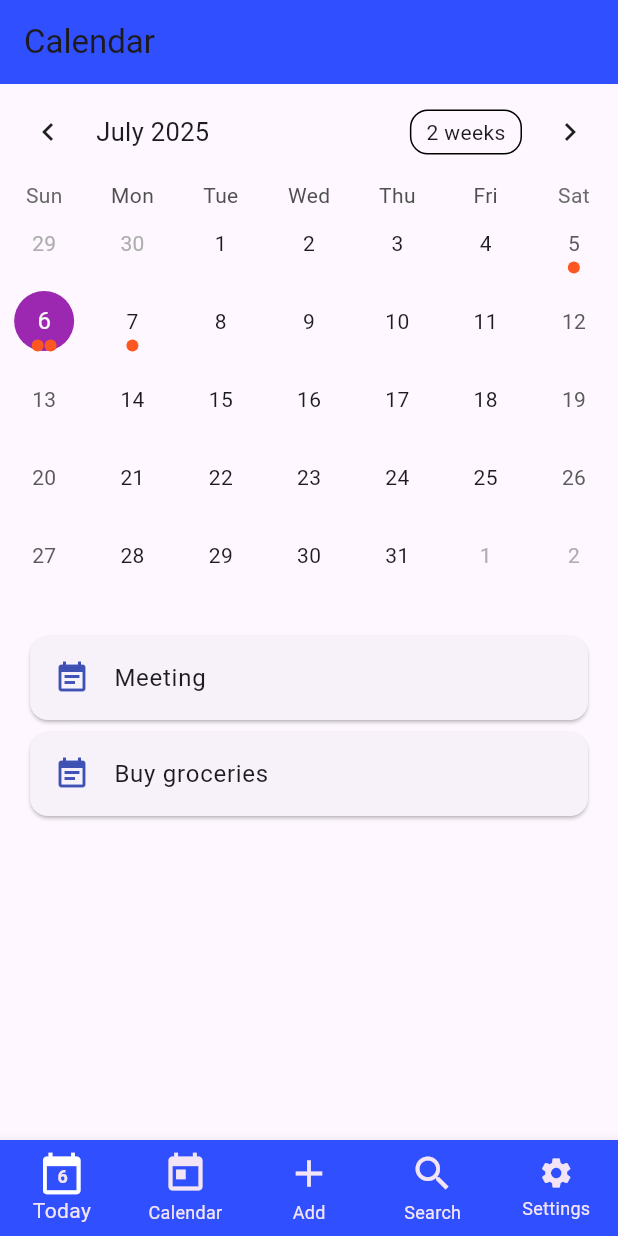
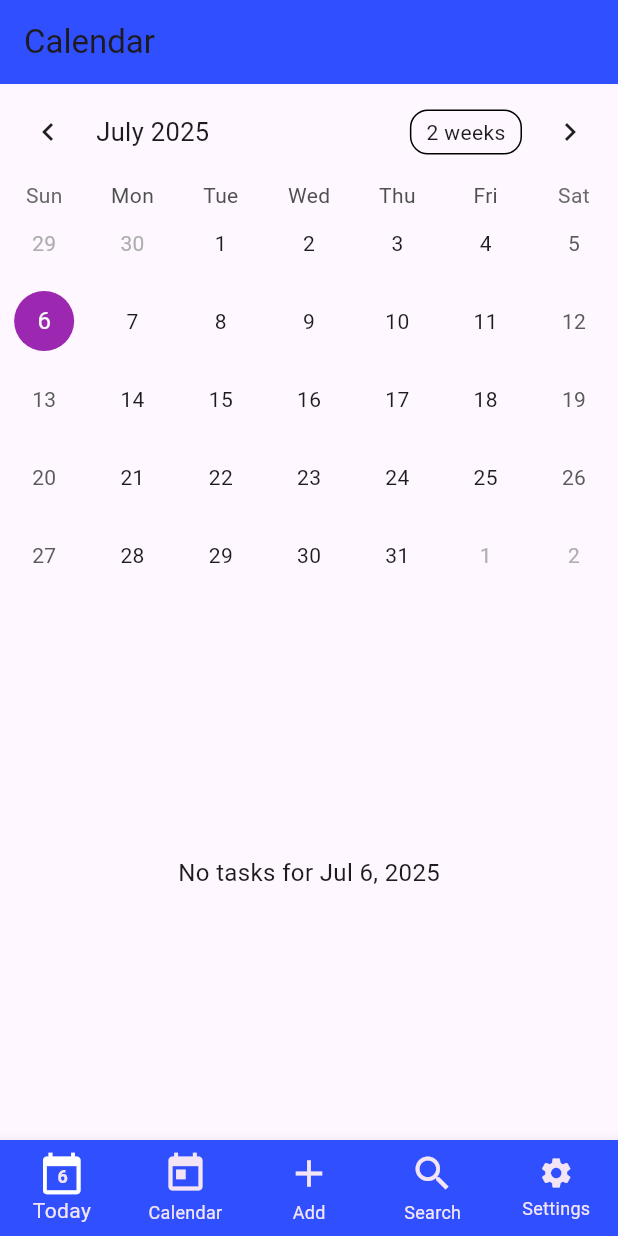
Before and after one commit to Jcruz525/Task-Tracker, a Flutter app: the CalendarPage screen opened by its route, on a phone screen of 412 x 824 dp. Run offline on Flutter 3.47's test engine with Material 3 defaults, Android fonts, the phone set to English and light mode, and no system bars; drawn by our look-alikes of table_calendar; our stand-ins replace cloud_firestore, equatable, firebase_auth, firebase_core, flutter_bloc, go_router; accounts and stored records are empty; network calls fail.

Commit message:
Implemented BLoC

```diff
--- /dev/null
+++ b/devtools_options.yaml
@@ -0,0 +1,3 @@
+description: This file stores settings for Dart & Flutter DevTools.
+documentation: https://docs.flutter.dev/tools/devtools/extensions#configure-extension-enablement-states
+extensions:
--- a/lib/Widgets/add_task_modal.dart
+++ b/lib/Widgets/add_task_modal.dart
@@ -2,7 +2,6 @@ import 'package:flutter/material.dart';
 import 'package:intl/intl.dart';
 import 'package:cloud_firestore/cloud_firestore.dart';
 import 'package:firebase_auth/firebase_auth.dart';
-import 'package:go_router/go_router.dart';
 
 class AddTaskModal extends StatefulWidget {
   const AddTaskModal({super.key});
--- /dev/null
+++ b/lib/bloc/auth_cubit.dart
@@ -0,0 +1,28 @@
+import 'package:flutter_bloc/flutter_bloc.dart';
+import 'package:firebase_auth/firebase_auth.dart';
+
+class AuthState {
+  final User? user;
+  final bool isLoading;
+  final String? error;
+
+  AuthState({this.user, this.isLoading = false, this.error});
+}
+
+class AuthCubit extends Cubit<AuthState> {
+  final FirebaseAuth _firebaseAuth;
+
+  AuthCubit(this._firebaseAuth) : super(AuthState(isLoading: true)) {
+    _firebaseAuth.authStateChanges().listen((user) {
+      emit(AuthState(user: user, isLoading: false));
+    }, onError: (error) {
+      emit(AuthState(isLoading: false, error: error.toString()));
+    });
+  }
+
+  Future<void> signOut() async {
+    await _firebaseAuth.signOut();
+  }
+
+
+}
--- /dev/null
+++ b/lib/bloc/task_bloc.dart
@@ -0,0 +1,99 @@
+import 'package:flutter_bloc/flutter_bloc.dart';
+import 'package:cloud_firestore/cloud_firestore.dart';
+import 'task_event.dart';
+import 'task_state.dart';
+import '../../models/task.dart';
+import 'dart:async';
+
+
+class TaskBloc extends Bloc<TaskEvent, TaskState> {
+  final FirebaseFirestore firestore;
+  final String userId;
+  StreamSubscription? _tasksSubscription;
+
+  TaskBloc({required this.firestore, required this.userId}) : super(TaskInitial()) {
+    on<LoadTasks>(_onLoadTasks);
+    on<AddTask>(_onAddTask);
+    on<UpdateTask>(_onUpdateTask);
+    on<DeleteTask>(_onDeleteTask);
+    on<_TasksUpdated>(_onTasksUpdated);
+    on<QuickAddTask>(_onQuickAddTask);
+  }
+
+  CollectionReference get _taskCollection =>
+      firestore.collection('users').doc(userId).collection('tasks');
+
+  Future<void> _onLoadTasks(LoadTasks event, Emitter<TaskState> emit) async {
+    emit(TaskLoading());
+
+
+    await _tasksSubscription?.cancel();
+
+    _tasksSubscription = _taskCollection
+        .orderBy('createdAt', descending: true)
+        .snapshots()
+        .listen((snapshot) {
+      final tasks = snapshot.docs.map((doc) => Task.fromDocument(doc)).toList();
+      add(_TasksUpdated(tasks));
+    }, onError: (error) {
+      emit(TaskError('Failed to load tasks: $error'));
+    });
+  }
+  Future<void> _onQuickAddTask(QuickAddTask event, Emitter<TaskState> emit) async {
+  try {
+    final newTask = Task(
+      id: '',
+      title: event.title,
+      priority: 'Medium',
+      dueDate: DateTime.now(),
+      recurring: false,
+      done: false,
+      createdAt: DateTime.now(),
+    );
+    await _taskCollection.add(newTask.toMap());
+  } catch (e) {
+    emit(TaskError('Failed to quick add task: $e'));
+  }
+}
+
+  Future<void> _onAddTask(AddTask event, Emitter<TaskState> emit) async {
+    try {
+      await _taskCollection.add(event.task.toMap());
+    } catch (e) {
+      emit(TaskError('Failed to add task: $e'));
+    }
+  }
+
+  Future<void> _onUpdateTask(UpdateTask event, Emitter<TaskState> emit) async {
+    try {
+      await _taskCollection.doc(event.task.id).update(event.task.toMap());
+    } catch (e) {
+      emit(TaskError('Failed to update task: $e'));
+    }
+  }
+
+  Future<void> _onDeleteTask(DeleteTask event, Emitter<TaskState> emit) async {
+    try {
+      await _taskCollection.doc(event.taskId).delete();
+    } catch (e) {
+      emit(TaskError('Failed to delete task: $e'));
+    }
+  }
+
+
+  void _onTasksUpdated(_TasksUpdated event, Emitter<TaskState> emit) {
+    emit(TaskLoaded(event.tasks));
+  }
+
+  @override
+  Future<void> close() {
+    _tasksSubscription?.cancel();
+    return super.close();
+  }
+}
+
+
+class _TasksUpdated extends TaskEvent {
+  final List<Task> tasks;
+  _TasksUpdated(this.tasks);
+}
--- /dev/null
+++ b/lib/bloc/task_event.dart
@@ -0,0 +1,24 @@
+import '../../models/task.dart';
+
+abstract class TaskEvent {}
+
+class LoadTasks extends TaskEvent {}
+
+class AddTask extends TaskEvent {
+  final Task task;
+  AddTask(this.task);
+}
+
+class UpdateTask extends TaskEvent {
+  final Task task;
+  UpdateTask(this.task);
+}
+
+class DeleteTask extends TaskEvent {
+  final String taskId;
+  DeleteTask(this.taskId);
+}
+class QuickAddTask extends TaskEvent {
+  final String title;
+  QuickAddTask(this.title);
+}
--- /dev/null
+++ b/lib/bloc/task_state.dart
@@ -0,0 +1,19 @@
+import '../../models/task.dart';
+
+
+
+abstract class TaskState {}
+
+class TaskInitial extends TaskState {}
+
+class TaskLoading extends TaskState {}
+
+class TaskLoaded extends TaskState {
+  final List<Task> tasks;
+  TaskLoaded(this.tasks);
+}
+
+class TaskError extends TaskState {
+  final String message;
+  TaskError(this.message);
+}
--- a/lib/screens/calendar_screen.dart
+++ b/lib/screens/calendar_screen.dart
@@ -1,8 +1,12 @@
 import 'package:flutter/material.dart';
+import 'package:flutter_bloc/flutter_bloc.dart';
 import 'package:table_calendar/table_calendar.dart';
+import 'package:intl/intl.dart';
+import '../bloc/task_bloc.dart';
+import '../bloc/task_state.dart';
+import '../models/task.dart';
+import '../bloc/task_event.dart';
 
-
-// Make this Calendar functional and pull data from Firestore
 class CalendarPage extends StatefulWidget {
   const CalendarPage({super.key});
 
@@ -11,7 +15,7 @@ class CalendarPage extends StatefulWidget {
 }
 
 class _CalendarPageState extends State<CalendarPage> {
-  late final Map<DateTime, List<String>> _events;
+  late Map<DateTime, List<Task>> _events;
   DateTime _focusedDay = DateTime.now();
   DateTime? _selectedDay;
 
@@ -19,20 +23,27 @@ class _CalendarPageState extends State<CalendarPage> {
   void initState() {
     super.initState();
     _selectedDay = _focusedDay;
-
-    _events = {
-      _stripTime(DateTime.now()): ['Meeting', 'Buy groceries'],
-      _stripTime(DateTime.now().add(Duration(days: 1))): ['Workout'],
-      _stripTime(DateTime.now().subtract(Duration(days: 1))): ['Call Mom'],
-    };
+    _events = {};
+    context.read<TaskBloc>().add(LoadTasks());
   }
 
-  DateTime _stripTime(DateTime date) {
-    return DateTime(date.year, date.month, date.day);
+
+  DateTime _stripTime(DateTime date) => DateTime(date.year, date.month, date.day);
+
+  List<Task> _getEventsForDay(DateTime day) => _events[_stripTime(day)] ?? [];
+
+
+  void _groupTasksByDate(List<Task> tasks) {
+    final Map<DateTime, List<Task>> grouped = {};
+    for (final task in tasks) {
+      if (task.dueDate != null) {
+        final dayKey = _stripTime(task.dueDate!);
+        grouped.putIfAbsent(dayKey, () => []).add(task);
       }
-
-  List<String> _getEventsForDay(DateTime day) {
-    return _events[_stripTime(day)] ?? [];
+    }
+    setState(() {
+      _events = grouped;
+    });
   }
 
   @override
@@ -42,20 +53,25 @@ class _CalendarPageState extends State<CalendarPage> {
         title: const Text('Calendar'),
         backgroundColor: Colors.indigoAccent[700],
       ),
-      body: Column(
+      body: BlocConsumer<TaskBloc, TaskState>(
+        listener: (context, state) {
+          if (state is TaskLoaded) {
+            _groupTasksByDate(state.tasks);
+          }
+        },
+        builder: (context, state) {
+          if (state is TaskLoading) {
+            return const Center(child: CircularProgressIndicator());
+          }
+          if (state is TaskLoaded) {
+            return Column(
               children: [
-          TableCalendar<String>(
+                TableCalendar<Task>(
                   firstDay: DateTime.utc(2020, 1, 1),
                   lastDay: DateTime.utc(2030, 12, 31),
                   focusedDay: _focusedDay,
                   selectedDayPredicate: (day) => isSameDay(_selectedDay, day),
                   eventLoader: _getEventsForDay,
-            onDaySelected: (selected, focused) {
-              setState(() {
-                _selectedDay = selected;
-                _focusedDay = focused;
-              });
-            },
                   calendarStyle: CalendarStyle(
                     todayDecoration: BoxDecoration(
                       color: Colors.indigoAccent,
@@ -70,22 +86,59 @@ class _CalendarPageState extends State<CalendarPage> {
                       shape: BoxShape.circle,
                     ),
                   ),
+                  onDaySelected: (selectedDay, focusedDay) {
+                    setState(() {
+                      _selectedDay = selectedDay;
+                      _focusedDay = focusedDay;
+                    });
+                  },
                 ),
                 const SizedBox(height: 8),
                 Expanded(
-            child: ListView(
+                  child: _getEventsForDay(_selectedDay!).isEmpty
+                      ? Center(
+                          child: Text(
+                            'No tasks for ${DateFormat.yMMMd().format(_selectedDay!)}',
+                            style: const TextStyle(fontSize: 16),
+                          ),
+                        )
+                      : ListView(
                           padding: const EdgeInsets.all(16),
-              children: _getEventsForDay(_selectedDay!).map((event) {
+                          children: _getEventsForDay(_selectedDay!).map((task) {
                             return Card(
+                              color: Colors.indigoAccent[700],
                               child: ListTile(
-                    leading: Icon(Icons.event_note, color: Colors.indigo),
-                    title: Text(event),
+                                leading: Icon(Icons.event_note, color: Colors.purple[50]),
+                                title: Text(
+                                  task.title,
+                                  style: const TextStyle(color: Colors.white),
+                                ),
+                                subtitle: Text(
+                                  'Priority: ${task.priority}',
+                                  style: const TextStyle(color: Colors.white70),
+                                ),
+                                trailing: Checkbox(
+                                  value: task.done,
+                                  onChanged: (value) {
+                                    final updatedTask = task.copyWith(done: value);
+                                    context.read<TaskBloc>().add(UpdateTask(updatedTask));
+                                  },
+                                  checkColor: Colors.purple[50],
+                                  activeColor: Colors.green,
+                                ),
                               ),
                             );
                           }).toList(),
                         ),
                 ),
               ],
+            );
+          }
+          if (state is TaskError) {
+            return Center(child: Text('Error: ${state.message}'));
+          }
+          return const Center(child: Text('No tasks loaded'));
+        },
       ),
     );
   }
--- a/lib/task_storage.dart
+++ /dev/null
@@ -1,12 +0,0 @@
-class TaskStorage {
-  // Singleton pattern
-  static final TaskStorage _instance = TaskStorage._internal();
-
-  factory TaskStorage() {
-    return _instance;
-  }
-
-  TaskStorage._internal();
-
-  final List<Map<String, dynamic>> tasks = [];
-}
```
Also changed, not shown: lib/main.dart (+38 -8 lines), lib/models/task.dart (+12 -0 lines), lib/screens/task_tracker.dart (+63 -57 lines). Lines whose indentation alone changed are shown as unchanged.
